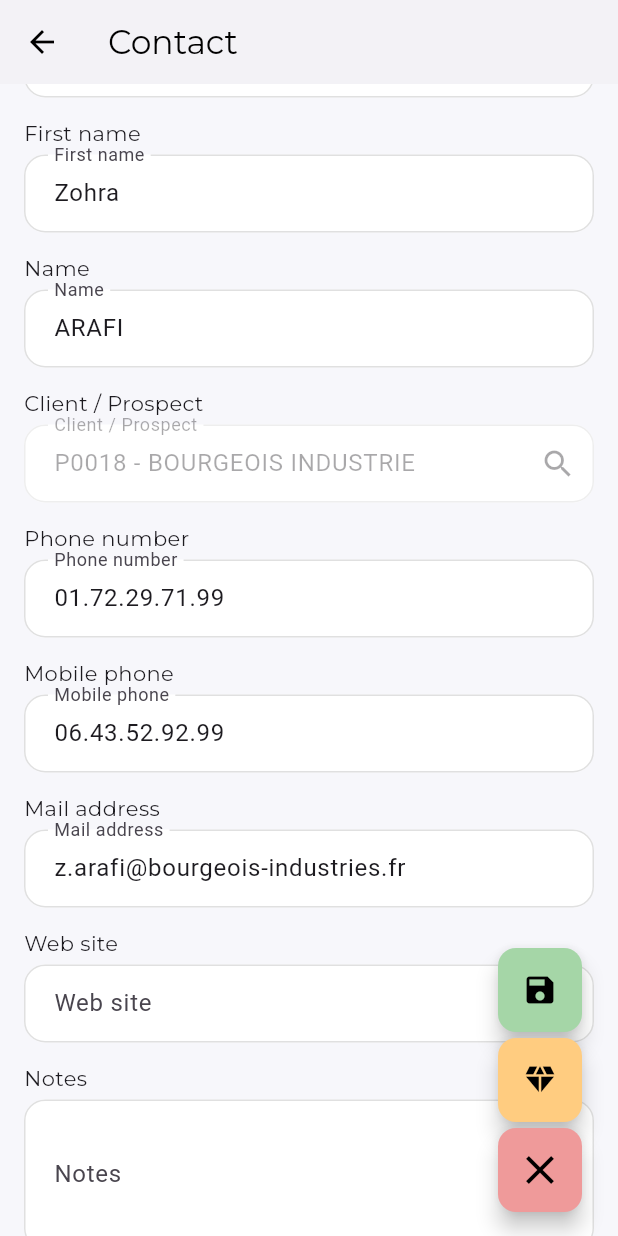
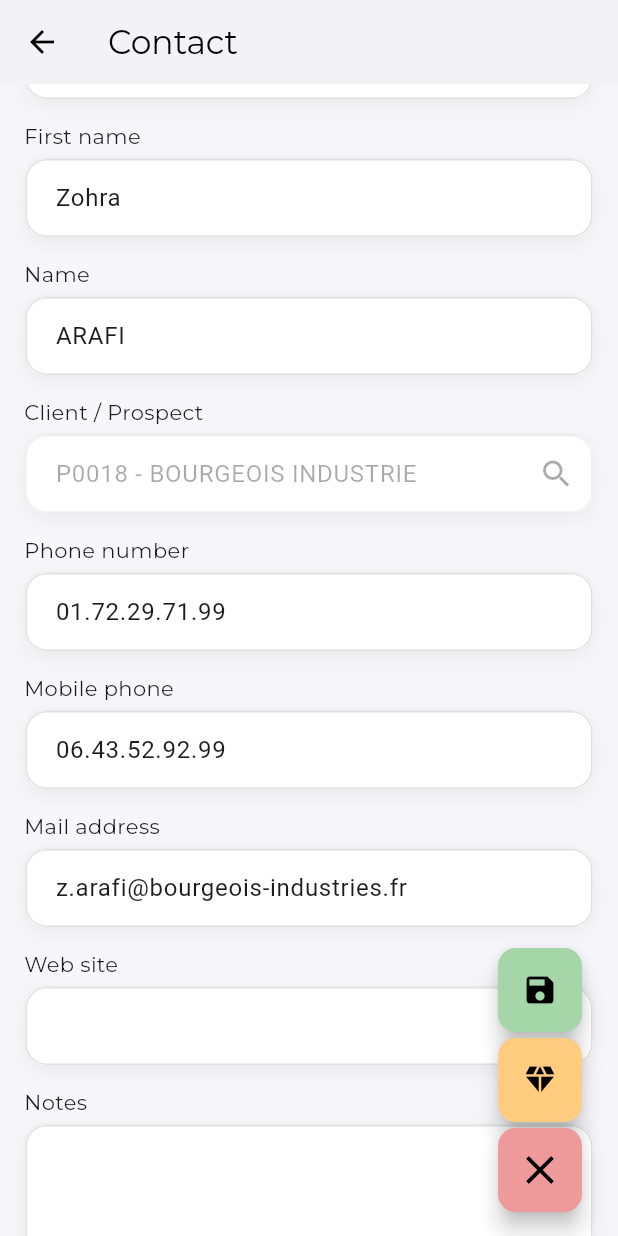
Before and after one commit to lembo2003/clone_aom, a Flutter app: the ContactUserEdit screen opened directly, scrolled down 83 dp, after a tap on the "edit" icon, on a phone screen of 412 x 824 dp. Run offline on Flutter 3.47's test engine with Material 3 defaults, Android fonts, the phone set to English and light mode, and no system bars; our stand-ins replace firebase_core, firebase_messaging, flutter_slidable; missing offline and left inert: onesignal_flutter; accounts and stored records are empty.

Commit message:
Refactor input field decoration in `ContactUserEdit`
This commit refactors the input field decoration in the `ContactUserEdit` screen.

- A new private getter `_fieldBoxDecoration` is introduced to define a common `BoxDecoration` for input fields, including a white background, rounded corners, a light grey border, and a subtle shadow.
- The `_inputDecoration` method is updated to optionally hide the label text by introducing a `showLabel` parameter (defaulting to `true`).
- In edit mode, `TextFormField` and `DropdownButtonFormField` widgets are now wrapped in a `Container` that applies the `_fieldBoxDecoration`. Their individual `InputDecoration` now uses `_inputDecoration(showLabel: false)` to prevent redundant labels inside the decorated container.
- The `_buildViewField` method now uses `_fieldBoxDecoration` for its `Container`'s decoration, ensuring visual consistency with the editable fields.

```diff
--- a/lib/loginpage/screen/contact_user_edit.dart
+++ b/lib/loginpage/screen/contact_user_edit.dart
@@ -98,9 +98,9 @@ class _ContactUserEditState extends State<ContactUserEdit>
     }
   }
 
-  InputDecoration _inputDecoration(String label) {
+  InputDecoration _inputDecoration({String? label, bool showLabel = true}) {
     return InputDecoration(
-      labelText: label,
+      labelText: showLabel ? label : null,
       filled: true,
       fillColor: Colors.white,
       border: OutlineInputBorder(
@@ -118,6 +118,19 @@ class _ContactUserEditState extends State<ContactUserEdit>
       contentPadding: const EdgeInsets.symmetric(horizontal: 16, vertical: 14),
     );
   }
+
+  BoxDecoration get _fieldBoxDecoration => BoxDecoration(
+        color: Colors.white,
+        borderRadius: BorderRadius.circular(14),
+        border: Border.all(color: Colors.grey.shade200),
+        boxShadow: [
+          BoxShadow(
+            color: Colors.grey.withOpacity(0.13),
+            blurRadius: 10,
+            offset: const Offset(0, 4),
+          ),
+        ],
+      );
 
   Widget _buildField({
     required String label,
@@ -142,11 +155,7 @@ class _ContactUserEditState extends State<ContactUserEdit>
       child: Container(
         width: double.infinity,
         padding: const EdgeInsets.symmetric(horizontal: 16, vertical: 14),
-        decoration: BoxDecoration(
-          color: Colors.white,
-          borderRadius: BorderRadius.circular(14),
-          border: Border.all(color: Colors.grey.shade200),
-        ),
+        decoration: _fieldBoxDecoration,
         child: Text(
           value.isNotEmpty ? value : '-',
           style: const TextStyle(fontSize: 16, fontFamily: 'Montserrat'),
@@ -215,9 +224,11 @@ class _ContactUserEditState extends State<ContactUserEdit>
               _isEditMode
                   ? _buildField(
                       label: 'Civility',
+                      child: Container(
+                        decoration: _fieldBoxDecoration,
                         child: DropdownButtonFormField<String>(
                           value: _civility,
-                        decoration: _inputDecoration('Civility'),
+                          decoration: _inputDecoration(showLabel: false),
                           items: _civilities
                               .map((c) => DropdownMenuItem(value: c, child: Text(c)))
                               .toList(),
@@ -226,17 +237,21 @@ class _ContactUserEditState extends State<ContactUserEdit>
                               : null,
                           disabledHint: Text(_civility),
                         ),
+                      ),
                     )
                   : _buildViewField('Civility', _civility),
               // First name
               _isEditMode
                   ? _buildField(
                       label: 'First name',
+                      child: Container(
+                        decoration: _fieldBoxDecoration,
                         child: TextFormField(
                           initialValue: _firstName,
                           enabled: _isEditMode,
-                        decoration: _inputDecoration('First name'),
+                          decoration: _inputDecoration(showLabel: false),
                           onChanged: (val) => setState(() => _firstName = val),
+                        ),
                       ),
                     )
                   : _buildViewField('First name', _firstName),
@@ -244,11 +259,14 @@ class _ContactUserEditState extends State<ContactUserEdit>
               _isEditMode
                   ? _buildField(
                       label: 'Name',
+                      child: Container(
+                        decoration: _fieldBoxDecoration,
                         child: TextFormField(
                           initialValue: _name,
                           enabled: _isEditMode,
-                        decoration: _inputDecoration('Name'),
+                          decoration: _inputDecoration(showLabel: false),
                           onChanged: (val) => setState(() => _name = val),
+                        ),
                       ),
                     )
                   : _buildViewField('Name', _name),
@@ -258,12 +276,15 @@ class _ContactUserEditState extends State<ContactUserEdit>
                       label: 'Client / Prospect',
                       child: GestureDetector(
                         onTap: _openClientProspectDialog,
+                        child: Container(
+                          decoration: _fieldBoxDecoration,
                           child: AbsorbPointer(
                             child: TextFormField(
                               controller: TextEditingController(text: _clientProspect),
                               enabled: false,
-                            decoration: _inputDecoration('Client / Prospect').copyWith(
+                              decoration: _inputDecoration(showLabel: false).copyWith(
                                 suffixIcon: const Icon(Icons.search),
+                              ),
                             ),
                           ),
                         ),
@@ -274,12 +295,15 @@ class _ContactUserEditState extends State<ContactUserEdit>
               _isEditMode
                   ? _buildField(
                       label: 'Phone number',
+                      child: Container(
+                        decoration: _fieldBoxDecoration,
                         child: TextFormField(
                           initialValue: _phone,
                           enabled: _isEditMode,
-                        decoration: _inputDecoration('Phone number'),
+                          decoration: _inputDecoration(showLabel: false),
                           keyboardType: TextInputType.phone,
                           onChanged: (val) => setState(() => _phone = val),
+                        ),
                       ),
                     )
                   : _buildViewField('Phone number', _phone),
@@ -287,12 +311,15 @@ class _ContactUserEditState extends State<ContactUserEdit>
               _isEditMode
                   ? _buildField(
                       label: 'Mobile phone',
+                      child: Container(
+                        decoration: _fieldBoxDecoration,
                         child: TextFormField(
                           initialValue: _mobile,
                           enabled: _isEditMode,
-                        decoration: _inputDecoration('Mobile phone'),
+                          decoration: _inputDecoration(showLabel: false),
                           keyboardType: TextInputType.phone,
                           onChanged: (val) => setState(() => _mobile = val),
+                        ),
                       ),
                     )
                   : _buildViewField('Mobile phone', _mobile),
@@ -300,12 +327,15 @@ class _ContactUserEditState extends State<ContactUserEdit>
               _isEditMode
                   ? _buildField(
                       label: 'Mail address',
+                      child: Container(
+                        decoration: _fieldBoxDecoration,
                         child: TextFormField(
                           initialValue: _mail,
                           enabled: _isEditMode,
-                        decoration: _inputDecoration('Mail address'),
+                          decoration: _inputDecoration(showLabel: false),
                           keyboardType: TextInputType.emailAddress,
                           onChanged: (val) => setState(() => _mail = val),
+                        ),
                       ),
                     )
                   : _buildViewField('Mail address', _mail),
@@ -313,11 +343,14 @@ class _ContactUserEditState extends State<ContactUserEdit>
               _isEditMode
                   ? _buildField(
                       label: 'Web site',
+                      child: Container(
+                        decoration: _fieldBoxDecoration,
                         child: TextFormField(
                           initialValue: _website,
                           enabled: _isEditMode,
-                        decoration: _inputDecoration('Web site'),
+                          decoration: _inputDecoration(showLabel: false),
                           onChanged: (val) => setState(() => _website = val),
+                        ),
                       ),
                     )
                   : _buildViewField('Web site', _website),
@@ -325,12 +358,15 @@ class _ContactUserEditState extends State<ContactUserEdit>
               _isEditMode
                   ? _buildField(
                       label: 'Notes',
+                      child: Container(
+                        decoration: _fieldBoxDecoration,
                         child: TextFormField(
                           initialValue: _notes,
                           enabled: _isEditMode,
-                        decoration: _inputDecoration('Notes'),
+                          decoration: _inputDecoration(showLabel: false),
                           maxLines: 3,
                           onChanged: (val) => setState(() => _notes = val),
+                        ),
                       ),
                     )
                   : _buildViewField('Notes', _notes),
```
Lines whose indentation alone changed are shown as unchanged.
